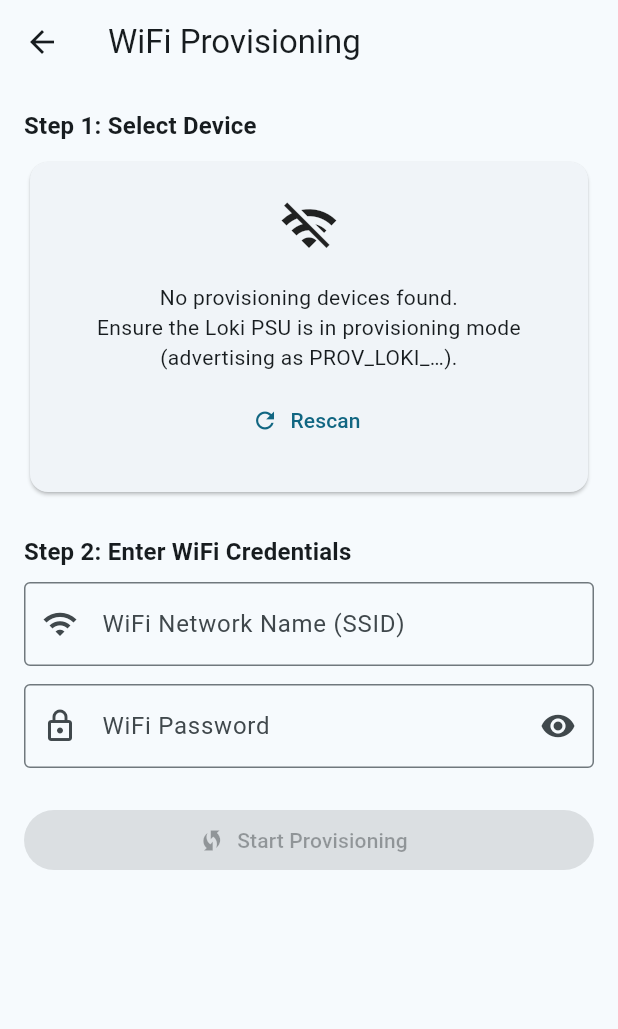
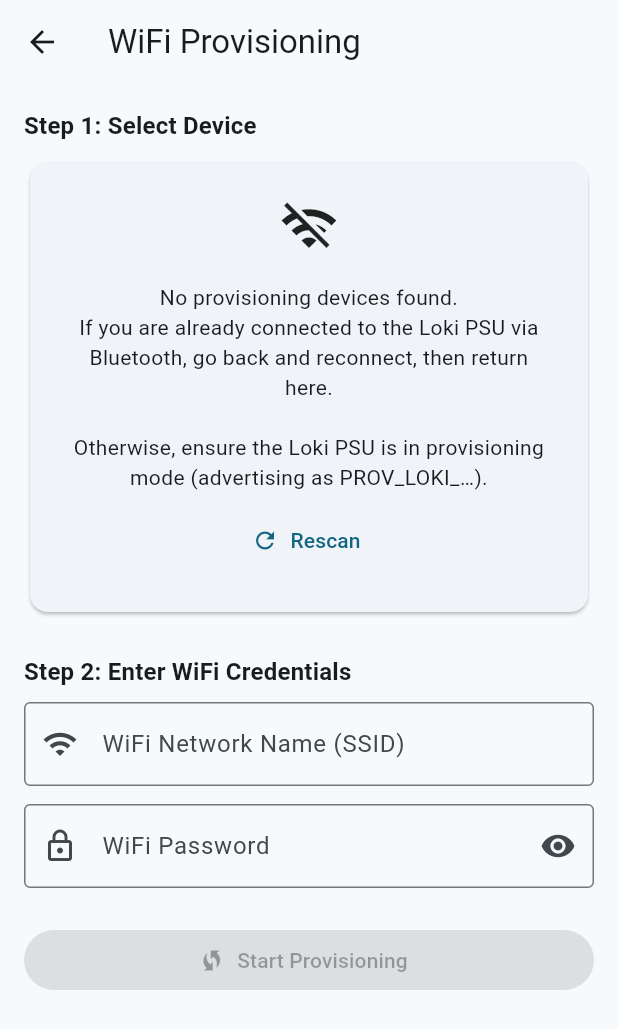
Before and after one commit to zbomz/Loki-PSU-Mobile, a Flutter app: the ProvisioningScreen screen opened directly, after a tap on "Rescan", on a phone screen of 412 x 824 dp. Shown: the top 1029 px of the screen. Run offline on Flutter 3.47's test engine with Material 3 defaults, Android fonts, the phone set to English and light mode, and no system bars; our stand-ins replace flutter_blue_plus, flutter_secure_storage; missing offline and left inert: cryptography, flutter_web_auth_2; accounts and stored records are empty.

Commit message:
CI validation: Update WiFi provisioning and API handling

```diff
--- a/lib/screens/provisioning_screen.dart
+++ b/lib/screens/provisioning_screen.dart
@@ -4,13 +4,15 @@
 import 'package:flutter_blue_plus/flutter_blue_plus.dart';
 import 'package:provider/provider.dart';
 
+import '../providers/ble_provider.dart';
 import '../providers/wifi_provider.dart';
 import '../wifi/provisioning_service.dart';
 
 /// WiFi provisioning screen.
 ///
 /// Flow:
-///  1. Scan for provisioning-capable devices (PROV_LOKI_*)
+///  1. Detect already-connected device (from BleProvider) OR scan for
+///     provisioning-capable devices advertising as PROV_LOKI_*
 ///  2. User selects a device
 ///  3. User enters WiFi SSID + password
 ///  4. Provisioning runs (handshake → credentials → status polling)
@@ -27,7 +29,14 @@
   final _passwordController = TextEditingController();
   bool _obscurePassword = true;
 
+  /// Devices found via BLE scan (PROV_LOKI_* advertisement filter).
   List<ScanResult> _provDevices = [];
+
+  /// The device that is already connected via the main BleService/BleProvider
+  /// (used for telemetry). Connected BLE devices never appear in scan results
+  /// on iOS or Android, so we surface this separately.
+  BluetoothDevice? _alreadyConnectedDevice;
+
   BluetoothDevice? _selectedDevice;
   StreamSubscription<List<ScanResult>>? _scanSub;
 
@@ -40,6 +49,23 @@
   @override
   void initState() {
     super.initState();
+
+    // Check for an existing BLE connection from the main telemetry service.
+    // Connected devices are invisible to BLE scans, so we pull the device
+    // directly from BleProvider and pre-select it.
+    WidgetsBinding.instance.addPostFrameCallback((_) {
+      if (!mounted) return;
+      final ble = context.read<BleProvider>();
+      if (ble.isConnected && ble.connectedDevice != null) {
+        setState(() {
+          _alreadyConnectedDevice = ble.connectedDevice;
+          // Auto-select the connected device so the user can go straight to
+          // entering WiFi credentials without any extra tap.
+          _selectedDevice = ble.connectedDevice;
+        });
+      }
+    });
+
     _startScan();
   }
 
@@ -59,6 +85,8 @@
       _isScanning = true;
       _scanError = null;
       _provDevices = [];
+      // NOTE: Do NOT reset _alreadyConnectedDevice or _selectedDevice here —
+      // the pre-connected device must survive a rescan.
     });
 
     _scanSub?.cancel();
@@ -66,7 +94,19 @@
         .scanForProvisionableDevices(timeout: const Duration(seconds: 10))
         .listen(
       (results) {
-        if (mounted) setState(() => _provDevices = results);
+        if (mounted) {
+          setState(() {
+            // Deduplicate: exclude the already-connected device from scan
+            // results (it won't appear anyway, but guard just in case).
+            _provDevices = _alreadyConnectedDevice == null
+                ? results
+                : results
+                    .where((r) =>
+                        r.device.remoteId !=
+                        _alreadyConnectedDevice!.remoteId)
+                    .toList();
+          });
+        }
       },
       onError: (Object e) {
         if (mounted) {
@@ -81,6 +121,10 @@
       },
     );
   }
+
+  /// True when there is at least one device the user can select.
+  bool get _hasAnyDevice =>
+      _alreadyConnectedDevice != null || _provDevices.isNotEmpty;
 
   @override
   Widget build(BuildContext context) {
@@ -105,7 +149,17 @@
             ),
             const SizedBox(height: 8),
 
-            if (_isScanning && _provDevices.isEmpty)
+            // Already-connected device card (shown even while scanning).
+            if (_alreadyConnectedDevice != null)
+              _buildDeviceCard(
+                device: _alreadyConnectedDevice!,
+                subtitle: 'Currently connected via Bluetooth',
+                rssi: null,
+                isConnectedDevice: true,
+              ),
+
+            // Scanning spinner (only when no devices at all are visible yet).
+            if (_isScanning && !_hasAnyDevice)
               Card(
                 child: Padding(
                   padding: const EdgeInsets.all(24),
@@ -114,7 +168,7 @@
                       const CircularProgressIndicator(),
                       const SizedBox(height: 16),
                       Text(
-                        'Scanning for Loki PSU provisioning devices...',
+                        'Scanning for Loki PSU provisioning devices…',
                         style: Theme.of(context).textTheme.bodyMedium,
                         textAlign: TextAlign.center,
                       ),
@@ -122,7 +176,8 @@
                   ),
                 ),
               )
-            else if (_scanError != null)
+            else if (_scanError != null && !_hasAnyDevice)
+              // Only surface the scan error when there is no device to use.
               Card(
                 child: Padding(
                   padding: const EdgeInsets.all(24),
@@ -149,7 +204,8 @@
                   ),
                 ),
               )
-            else if (_provDevices.isEmpty)
+            else if (!_isScanning && !_hasAnyDevice)
+              // Scan finished with zero results and no pre-connected device.
               Card(
                 child: Padding(
                   padding: const EdgeInsets.all(24),
@@ -159,8 +215,10 @@
                       const SizedBox(height: 16),
                       Text(
                         'No provisioning devices found.\n'
-                        'Ensure the Loki PSU is in provisioning mode'
-                        ' (advertising as PROV_LOKI_…).',
+                        'If you are already connected to the Loki PSU via '
+                        'Bluetooth, go back and reconnect, then return here.\n\n'
+                        'Otherwise, ensure the Loki PSU is in provisioning '
+                        'mode (advertising as PROV_LOKI_…).',
                         style: Theme.of(context).textTheme.bodyMedium,
                         textAlign: TextAlign.center,
                       ),
@@ -173,27 +231,36 @@
                     ],
                   ),
                 ),
-              )
-            else
-              ...(_provDevices.map((r) => Card(
-                    color: _selectedDevice == r.device
-                        ? Theme.of(context)
-                            .colorScheme
-                            .primaryContainer
-                        : null,
-                    child: ListTile(
-                      leading: const Icon(Icons.wifi_tethering),
-                      title: Text(r.device.platformName),
-                      subtitle: Text(
-                          '${r.device.remoteId}  (${r.rssi} dBm)'),
-                      trailing: _selectedDevice == r.device
-                          ? const Icon(Icons.check_circle,
-                              color: Colors.green)
-                          : null,
-                      onTap: () =>
-                          setState(() => _selectedDevice = r.device),
+              ),
+
+            // Additional devices found via scan (PROV_LOKI_* advertisement).
+            for (final r in _provDevices)
+              _buildDeviceCard(
+                device: r.device,
+                subtitle: r.device.remoteId.toString(),
+                rssi: r.rssi,
+                isConnectedDevice: false,
+              ),
+
+            // Small progress indicator while scan is running alongside devices.
+            if (_isScanning && _hasAnyDevice)
+              Padding(
+                padding: const EdgeInsets.symmetric(vertical: 8),
+                child: Row(
+                  children: [
+                    const SizedBox(
+                      width: 16,
+                      height: 16,
+                      child: CircularProgressIndicator(strokeWidth: 2),
                     ),
-                  ))),
+                    const SizedBox(width: 8),
+                    Text(
+                      'Scanning for additional devices…',
+                      style: Theme.of(context).textTheme.bodySmall,
+                    ),
+                  ],
+                ),
+              ),
 
             const SizedBox(height: 24),
 
@@ -309,6 +376,55 @@
     );
   }
 
+  Widget _buildDeviceCard({
+    required BluetoothDevice device,
+    required String subtitle,
+    required int? rssi,
+    required bool isConnectedDevice,
+  }) {
+    final isSelected = _selectedDevice?.remoteId == device.remoteId;
+    return Card(
+      color: isSelected
+          ? Theme.of(context).colorScheme.primaryContainer
+          : null,
+      child: ListTile(
+        leading: Icon(
+          isConnectedDevice ? Icons.bluetooth_connected : Icons.wifi_tethering,
+        ),
+        title: Row(
+          children: [
+            Flexible(
+              child: Text(
+                device.platformName.isNotEmpty
+                    ? device.platformName
+                    : device.remoteId.toString(),
+              ),
+            ),
+            if (isConnectedDevice) ...[
+              const SizedBox(width: 8),
+              Chip(
+                label: const Text('Connected'),
+                padding: EdgeInsets.zero,
+                labelPadding:
+                    const EdgeInsets.symmetric(horizontal: 6),
+                visualDensity: VisualDensity.compact,
+                backgroundColor:
+                    Theme.of(context).colorScheme.primaryContainer,
+              ),
+            ],
+          ],
+        ),
+        subtitle: Text(
+          rssi != null ? '$subtitle  ($rssi dBm)' : subtitle,
+        ),
+        trailing: isSelected
+            ? const Icon(Icons.check_circle, color: Colors.green)
+            : null,
+        onTap: () => setState(() => _selectedDevice = device),
+      ),
+    );
+  }
+
   bool _canProvision() {
     return _selectedDevice != null &&
         _ssidController.text.trim().isNotEmpty &&
--- a/lib/wifi/rainmaker_constants.dart
+++ b/lib/wifi/rainmaker_constants.dart
@@ -55,6 +55,11 @@
   static const String idTokenKey = 'rm_id_token';
   static const String userEmailKey = 'rm_user_email';
 
+  /// Set to `'true'` when the user authenticated via a social provider
+  /// (Google, GitHub, Apple) rather than email + password.  Used to route
+  /// token-refresh calls to the correct endpoint.
+  static const String socialLoginKey = 'rm_social_login';
+
   // ---- Firmware RainMaker param names → PsuState field map ----
   // Telemetry (read-only)
   static const String paramVoltage = 'voltage';
```
Also changed, not shown: lib/wifi/provisioning_service.dart (+21 -1 lines), lib/wifi/rainmaker_api.dart (+65 -10 lines).
